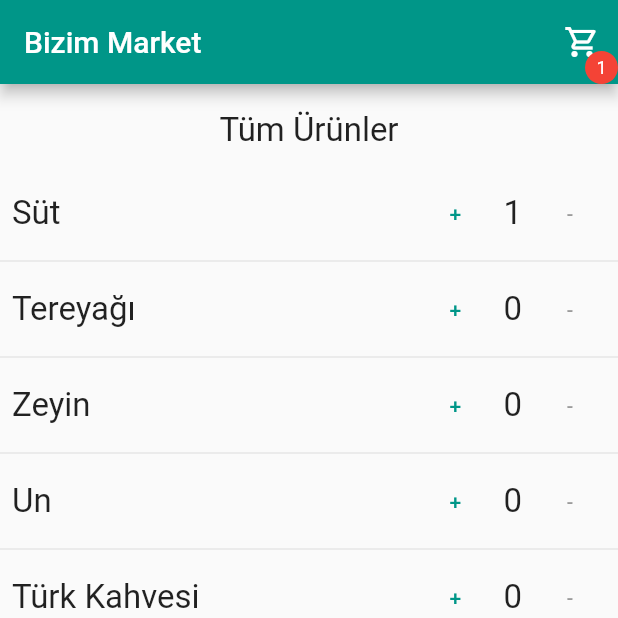
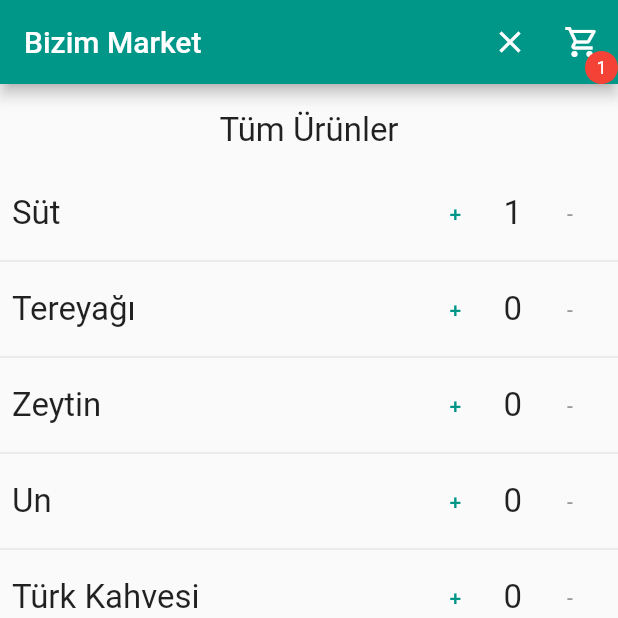
Before and after one commit to leventkantaroglu/workshop_state_management, a Flutter app: the screen it shows after launch, after a tap on an icon or button, on a phone screen of 412 x 824 dp, the top half of it. Run offline on Flutter 3.47's test engine with Material 2 defaults, Android fonts, the phone set to English and light mode, and no system bars.

Commit message:
last commit

```diff
--- /dev/null
+++ b/lib/cart_viewmodel.dart
@@ -0,0 +1,33 @@
+import 'package:flutter/foundation.dart';
+import 'package:workshop_state_management/cart_item.dart';
+
+class CartViewModel extends ChangeNotifier {
+  final List<CartItem> _cartItemList = [];
+
+  List<CartItem> get cartItemList => _cartItemList;
+
+  void clearCart() {
+    _cartItemList.clear();
+    notifyListeners();
+  }
+
+  void addToCart(String product) {
+    _cartItemList.add(CartItem(product, 1));
+    notifyListeners();
+  }
+
+  void increaseCount(String product) {
+    var currentItem =
+        _cartItemList.firstWhere((item) => item.product == product);
+    currentItem.count += 1;
+    notifyListeners();
+  }
+
+  removeFromCart() {
+    // ...
+  }
+
+  decreaseCount() {
+    // ...
+  }
+}
--- a/lib/home_page.dart
+++ b/lib/home_page.dart
@@ -1,7 +1,11 @@
 import 'package:flutter/material.dart';
-import 'package:workshop_state_management/cart_item.dart';
+import 'package:provider/provider.dart';
+import 'package:workshop_state_management/cart_viewmodel.dart';
 import 'package:workshop_state_management/products.dart';
 import 'package:collection/collection.dart';
+
+import 'widgets/clear_button.dart';
+import 'widgets/plus_button.dart';
 
 class HomePage extends StatefulWidget {
   const HomePage({Key? key}) : super(key: key);
@@ -11,10 +15,9 @@ class HomePage extends StatefulWidget {
 }
 
 class _HomePageState extends State<HomePage> {
-  List<CartItem> cartItemList = [];
-
   @override
   Widget build(BuildContext context) {
+    var cartItemList = context.watch<CartViewModel>().cartItemList;
     return Scaffold(
       appBar: AppBar(
         title: const Text(
@@ -22,6 +25,12 @@ class _HomePageState extends State<HomePage> {
         ),
         centerTitle: false,
         actions: [
+          IconButton(
+            onPressed: () {
+              context.read<CartViewModel>().clearCart();
+            },
+            icon: const Icon(Icons.clear),
+          ),
           Center(
             child: Stack(
               clipBehavior: Clip.none,
@@ -76,25 +85,21 @@ class _HomePageState extends State<HomePage> {
                         child: Text(products[index]),
                       ),
                     ),
-                    TextButton(
+                    PlusButton(
                       onPressed: () {
                         if (cartItemList.firstWhereOrNull(
                               (item) => item.product == products[index],
                             ) ==
                             null) {
-                          setState(() {
-                            cartItemList.add(CartItem(products[index], 1));
-                          });
+                          context
+                              .read<CartViewModel>()
+                              .addToCart(products[index]);
                         } else {
-                          var item = cartItemList.firstWhere(
-                              (item) => item.product == products[index]);
-
-                          setState(() {
-                            item.count += 1;
-                          });
+                          context
+                              .read<CartViewModel>()
+                              .increaseCount(products[index]);
                         }
                       },
-                      child: const Text("+"),
                     ),
                     Text(cartItemList
                             .firstWhereOrNull(
@@ -106,48 +111,15 @@ class _HomePageState extends State<HomePage> {
                     const TextButton(
                       onPressed: null,
                       child: Text("-"),
-                    )
+                    ),
                   ],
                 );
               },
             ),
           ),
-          Padding(
-            padding: const EdgeInsets.all(8.0),
-            child: TextButton(
-              onPressed: () {
-                setState(() {
-                  cartItemList.clear();
-                });
-              },
-              child: const Text("Sepeti Boşalt"),
-            ),
-          ),
+          const ClearButton(),
         ],
       ),
     );
   }
-
-  addToCart(String product) {
-    setState(() {
-      cartItemList.add(CartItem(product, 1));
-    });
-  }
-
-  increaseCount(String product) {
-    var currentItem =
-        cartItemList.firstWhere((item) => item.product == product);
-
-    setState(() {
-      currentItem.count += 1;
-    });
-  }
-
-  removeFromCart() {
-    // ...
-  }
-
-  decreaseCount() {
-    // ...
-  }
 }
--- a/lib/main.dart
+++ b/lib/main.dart
@@ -1,8 +1,17 @@
 import 'package:flutter/material.dart';
+import 'package:provider/provider.dart';
+import 'cart_viewmodel.dart';
 import 'home_page.dart';
 
 void main() {
-  runApp(const MyApp());
+  runApp(
+    MultiProvider(
+      providers: [
+        ChangeNotifierProvider(create: (_) => CartViewModel()),
+      ],
+      child: const MyApp(),
+    ),
+  );
 }
 
 class MyApp extends StatelessWidget {
--- a/lib/products.dart
+++ b/lib/products.dart
@@ -1,7 +1,7 @@
 const List<String> products = [
   "Süt",
   "Tereyağı",
-  "Zeyin",
+  "Zeytin",
   "Un",
   "Türk Kahvesi",
   "Tahin",
--- /dev/null
+++ b/lib/widgets/clear_button.dart
@@ -0,0 +1,26 @@
+import 'package:flutter/material.dart';
+import 'package:provider/provider.dart';
+
+import '../cart_viewmodel.dart';
+
+class ClearButton extends StatefulWidget {
+  const ClearButton({Key? key}) : super(key: key);
+
+  @override
+  State<ClearButton> createState() => _ClearButtonState();
+}
+
+class _ClearButtonState extends State<ClearButton> {
+  @override
+  Widget build(BuildContext context) {
+    return Padding(
+      padding: const EdgeInsets.all(8.0),
+      child: TextButton(
+        onPressed: () {
+          context.read<CartViewModel>().clearCart();
+        },
+        child: const Text("Sepeti Boşalt"),
+      ),
+    );
+  }
+}
--- /dev/null
+++ b/lib/widgets/plus_button.dart
@@ -0,0 +1,24 @@
+import 'package:flutter/material.dart';
+
+class PlusButton extends StatefulWidget {
+  final VoidCallback onPressed;
+  const PlusButton({
+    required this.onPressed,
+    Key? key,
+  }) : super(key: key);
+
+  @override
+  _PlusButtonState createState() => _PlusButtonState();
+}
+
+class _PlusButtonState extends State<PlusButton> {
+  @override
+  Widget build(BuildContext context) {
+    return TextButton(
+      child: const Text("+"),
+      onPressed: () {
+        widget.onPressed();
+      },
+    );
+  }
+}
--- a/pubspec.yaml
+++ b/pubspec.yaml
@@ -10,6 +10,7 @@ dependencies:
   flutter:
     sdk: flutter
   cupertino_icons: ^1.0.2
+  provider: ^6.0.1
 
 dev_dependencies:
   flutter_test:
```
Also changed, not shown: pubspec.lock.
